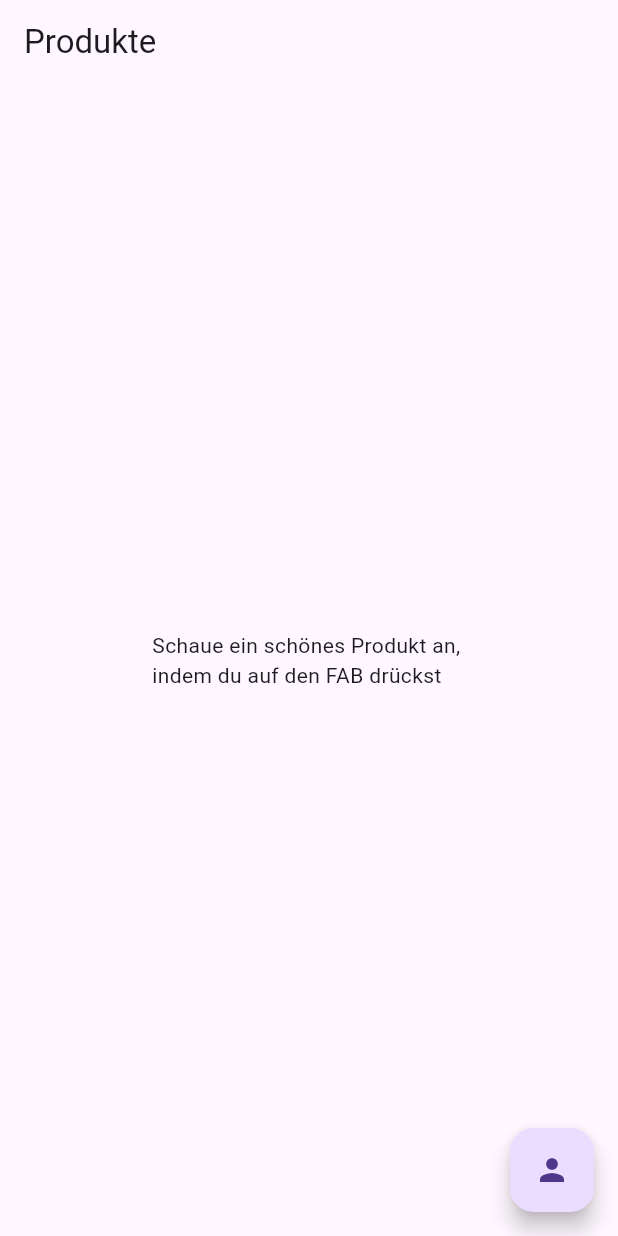
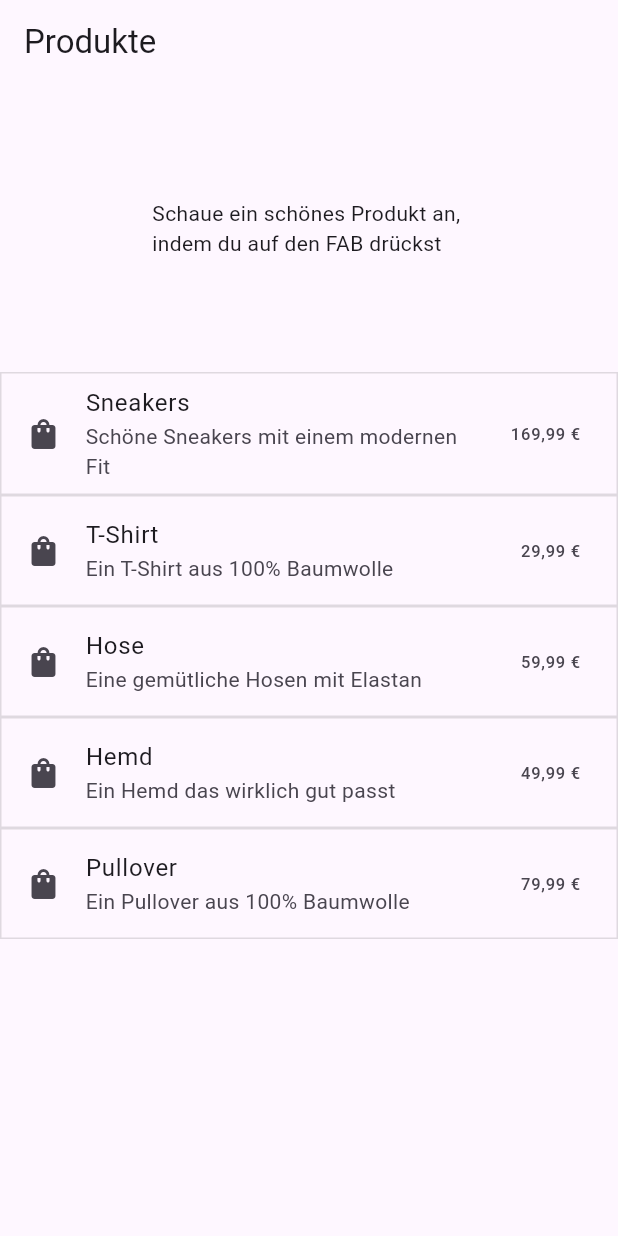
Before and after one commit to FerushT/flutter_navigation_4_6_1, a Flutter app: the screen it shows after launch, on a phone screen of 412 x 824 dp. Run offline on Flutter 3.47's test engine with Material 3 defaults, Android fonts, the light colour scheme and no system bars.

Commit message:
update 09.07.2024

```diff
--- a/lib/models/class_product.dart
+++ b/lib/models/class_product.dart
@@ -1,14 +1,39 @@
 class Product {
-  final String name;
-  final double price;
-  final String description;
+  String name;
+  double price;
+  String description;
 
-  Product({required this.name, required this.price, required this.description});
+  Product({
+    required this.name,
+    required this.price,
+    required this.description,
+  });
 }
 
-Product schuhe =
-    Product(name: "Sportschuhe", price: 29.99, description: "Sauber");
-Product hose =
-    Product(name: "hose", price: 79.99, description: "Baumwolle 90 %");
-Product hosentraeger =
-    Product(name: "hosentraeger", price: 19.99, description: "elastisch");
+final List<Product> products = [
+  Product(
+    name: "Sneakers",
+    description: "Schöne Sneakers mit einem modernen Fit",
+    price: 169.99,
+  ),
+  Product(
+    name: "T-Shirt",
+    description: "Ein T-Shirt aus 100% Baumwolle",
+    price: 29.99,
+  ),
+  Product(
+    name: "Hose",
+    description: "Eine gemütliche Hosen mit Elastan",
+    price: 59.99,
+  ),
+  Product(
+    name: "Hemd",
+    description: "Ein Hemd das wirklich gut passt",
+    price: 49.99,
+  ),
+  Product(
+    name: "Pullover",
+    description: "Ein Pullover aus 100% Baumwolle",
+    price: 79.99,
+  ),
+];
--- a/lib/screens/homescreen.dart
+++ b/lib/screens/homescreen.dart
@@ -11,29 +11,42 @@ class HomeScreen extends StatelessWidget {
       appBar: AppBar(
         title: const Text("Produkte"),
       ),
-      body: const Center(
-        child: Row(
-          mainAxisAlignment: MainAxisAlignment.center,
+      body: Center(
+        child: Column(
+          mainAxisAlignment: MainAxisAlignment.spaceEvenly,
           children: [
-            Text(
+            const Text(
               "Schaue ein schönes Produkt an, \nindem du auf den FAB drückst",
             ),
+            SizedBox(
+              height: 500,
+              child: ListView.builder(
+                  itemCount: products.length,
+                  itemBuilder: (BuildContext context, int index) {
+                    return ListTile(
+                        onTap: () {
+                          Navigator.push(
+                            context,
+                            MaterialPageRoute(
+                              builder: (context) {
+                                return DetailScreen(product: products[index]);
+                              },
+                            ),
+                          );
+                        },
+                        leading: const Icon(Icons.shopping_bag),
+                        title: Text(products[index].name),
+                        subtitle: Text(products[index].description),
+                        trailing: Text(
+                          "${products[index].price.toStringAsFixed(2).replaceAll(".", ",")} €",
+                        ),
+                        shape: Border.all(
+                          color: Colors.black12,
+                        ));
+                  }),
+            )
           ],
         ),
-      ),
-      floatingActionButton: FloatingActionButton(
-        onPressed: () {
-          Navigator.push(
-            context,
-            MaterialPageRoute(builder: (context) {
-              return DetailScreen(
-                  name: schuhe.name,
-                  price: schuhe.price,
-                  description: schuhe.name);
-            }),
-          );
-        },
-        child: const Icon(Icons.person),
       ),
     );
   }
```
Also changed, not shown: lib/screens/details_screen.dart (+12 -13 lines).
